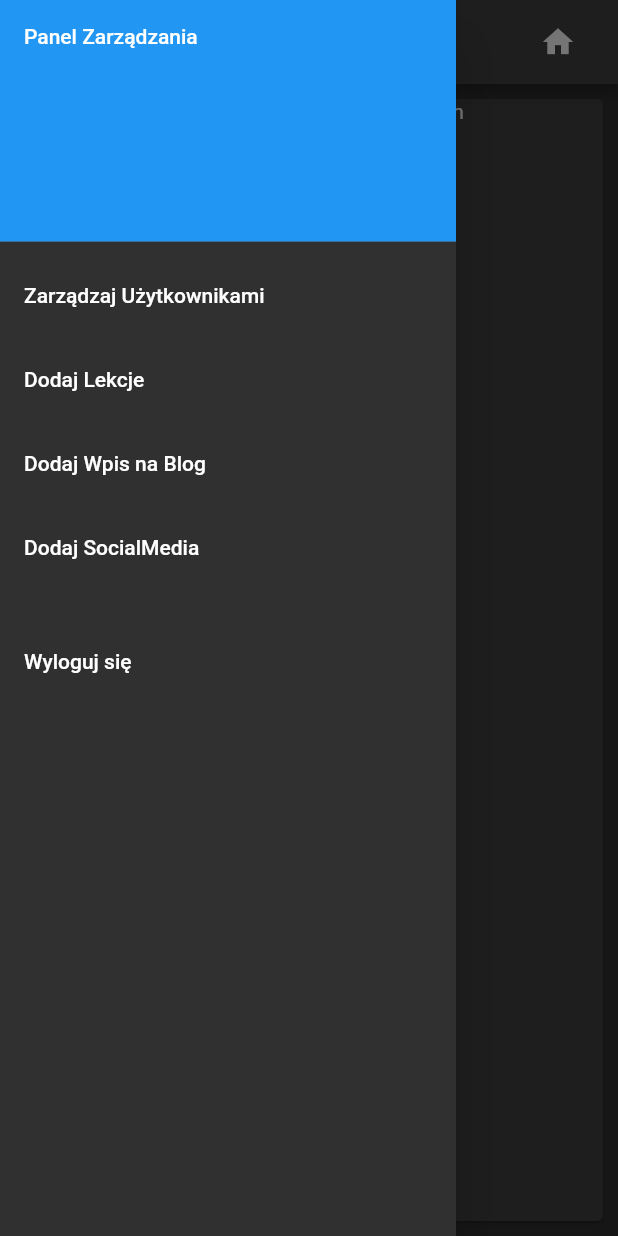
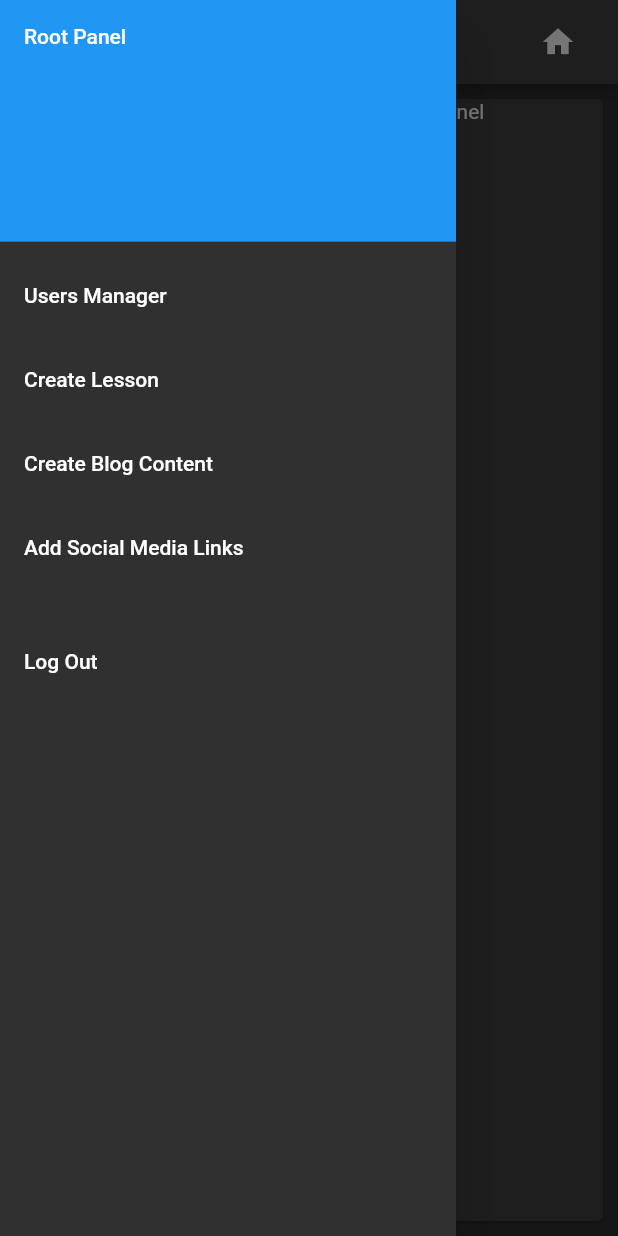
Before and after one commit to Ancyrafi/kursdemon, a Flutter app: the UserConsole screen opened directly, with the side drawer open, on a phone screen of 412 x 824 dp. Run offline on Flutter 3.47's test engine with Material 2 defaults, Android fonts, the phone set to English and light mode, and no system bars; our stand-ins replace cloud_firestore, firebase_auth, firebase_core, flutter_bloc, flutter_vector_icons, flutter_widget_from_html_core; missing offline and left inert: fwfh_webview, quill_html_editor; accounts and stored records are empty; generated files the repository leaves out were written again.

Commit message:
add multi language function

```diff
--- /dev/null
+++ b/l10n.yaml
@@ -0,0 +1,3 @@
+arb-dir: lib/l10n
+template-arb-file: app_en.arb
+output-localization-file: app_localizations.dart
--- a/lib/features/home/home.dart
+++ b/lib/features/home/home.dart
@@ -5,6 +5,7 @@ import 'package:kursdemo/features/userconsole/user_console.dart';
 import '../blog/myblog.dart';
 import '../list_lesson/list_lesson.dart';
 import '../socialmedia/socialmedia.dart';
+import 'package:flutter_gen/gen_l10n/app_localizations.dart';
 
 class HomePage extends StatelessWidget {
   HomePage({super.key});
@@ -27,7 +28,7 @@ class HomePage extends StatelessWidget {
                 },
                 icon: const Icon(Icons.menu),
               ),
-              const Text('Nazwa Kursu'),
+              Text(AppLocalizations.of(context)!.homeTitle),
               ElevatedButton(
                   style: ElevatedButton.styleFrom(
                       shape: const CircleBorder(),
--- a/lib/features/home_user/home.dart
+++ b/lib/features/home_user/home.dart
@@ -1,7 +1,7 @@
 import 'package:flutter/material.dart';
 import 'package:kursdemo/features/user_content/user_contetn.dart';
 
-
+import 'package:flutter_gen/gen_l10n/app_localizations.dart';
 
 import '../blog/myblog.dart';
 import '../list_lesson/list_lesson.dart';
@@ -28,7 +28,7 @@ class HomePageUser extends StatelessWidget {
                 },
                 icon: const Icon(Icons.menu),
               ),
-              const Text('Nazwa Kursu'),
+              Text(AppLocalizations.of(context)!.homeTitle),
               ElevatedButton(
                   style: ElevatedButton.styleFrom(
                       shape: const CircleBorder(),
--- a/lib/features/user_console_navigator/panel_of_sections/sections.dart
+++ b/lib/features/user_console_navigator/panel_of_sections/sections.dart
@@ -5,7 +5,7 @@ import 'package:fwfh_webview/fwfh_webview.dart';
 import 'package:kursdemo/features/user_console_navigator/panel_of_lesson/cubit/lesson_panel_cubit.dart';
 import 'package:kursdemo/features/user_console_navigator/panel_of_sections/cubit/panel_sections_cubit.dart';
 import 'package:kursdemo/repository/repository.dart';
-
+import 'package:flutter_gen/gen_l10n/app_localizations.dart';
 import 'package:kursdemo/widgets/title_page_container.dart';
 
 class SectionPanel extends StatelessWidget {
@@ -66,7 +66,7 @@ class SectionPanel extends StatelessWidget {
                             sectionID: sectionID, lessonID: lessonID);
                         Navigator.of(context).pop();
                       },
-                      child: const Text('Usuń sekcję'),
+                      child: Text(AppLocalizations.of(context)!.deleteButtton),
                     ),
                   ],
                 ),
--- a/lib/features/user_console_navigator/panel_of_social/panel_of_social.dart
+++ b/lib/features/user_console_navigator/panel_of_social/panel_of_social.dart
@@ -22,6 +22,7 @@ class PanelSocialMedia extends StatelessWidget {
           final linkInsta = TextEditingController();
           final linkTt = TextEditingController();
           return Column(
+            mainAxisSize: MainAxisSize.min,
             mainAxisAlignment: MainAxisAlignment.center,
             children: [
               if (state.check == true)
--- a/lib/features/userconsole/user_console.dart
+++ b/lib/features/userconsole/user_console.dart
@@ -6,6 +6,7 @@ import '../user_console_navigator/panel_of_blog/my_little_blog.dart';
 import '../user_console_navigator/panel_of_lesson/lesson_panel.dart';
 import '../user_console_navigator/panel_of_social/panel_of_social.dart';
 import '../user_console_navigator/panel_of_users/user_panel.dart';
+import 'package:flutter_gen/gen_l10n/app_localizations.dart';
 
 class UserConsole extends StatefulWidget {
   const UserConsole({super.key});
@@ -35,7 +36,7 @@ class _UserConsoleState extends State<UserConsole> {
               },
               icon: const Icon(Icons.menu),
             ),
-            const Text('Administracja'),
+            Text(AppLocalizations.of(context)!.rootPanelTitle),
             IconButton(
                 onPressed: () {
                   Navigator.of(context).pop();
@@ -48,12 +49,12 @@ class _UserConsoleState extends State<UserConsole> {
         child: ListView(
           padding: EdgeInsets.zero,
           children: <Widget>[
-            const DrawerHeader(
-              decoration: BoxDecoration(color: Colors.blue),
-              child: Text('Panel Zarządzania'),
+            DrawerHeader(
+              decoration: const BoxDecoration(color: Colors.blue),
+              child: Text(AppLocalizations.of(context)!.rootPanelRollTitle),
             ),
             ListTile(
-              title: const Text('Zarządzaj Użytkownikami'),
+              title: Text(AppLocalizations.of(context)!.rootPanelRollUser),
               onTap: () {
                 setState(() {
                   index = 1;
@@ -62,7 +63,7 @@ class _UserConsoleState extends State<UserConsole> {
               },
             ),
             ListTile(
-              title: const Text('Dodaj Lekcje'),
+              title: Text(AppLocalizations.of(context)!.rootPanelRollLesson),
               onTap: () {
                 setState(() {
                   index = 2;
@@ -71,7 +72,7 @@ class _UserConsoleState extends State<UserConsole> {
               },
             ),
             ListTile(
-              title: const Text('Dodaj Wpis na Blog'),
+              title: Text(AppLocalizations.of(context)!.rootPanelRollBlog),
               onTap: () {
                 setState(() {
                   index = 3;
@@ -80,7 +81,7 @@ class _UserConsoleState extends State<UserConsole> {
               },
             ),
             ListTile(
-              title: const Text('Dodaj SocialMedia'),
+              title: Text(AppLocalizations.of(context)!.rootPanelRollSocial),
               onTap: () {
                 setState(() {
                   index = 4;
@@ -92,7 +93,7 @@ class _UserConsoleState extends State<UserConsole> {
               height: 20,
             ),
             ListTile(
-              title: const Text('Wyloguj się'),
+              title: Text(AppLocalizations.of(context)!.rootPanelRollLogOut),
               onTap: () {
                 FirebaseAuth.instance.signOut();
                 Navigator.pushReplacement(context,
@@ -102,9 +103,15 @@ class _UserConsoleState extends State<UserConsole> {
           ],
         ),
       ),
-      body: Card(
-          margin: const EdgeInsets.all(10),
-          child: Center(child: userControlOption(index))),
+      body: Column(
+        children: [
+          Expanded(
+            child: Card(
+                margin: const EdgeInsets.all(10),
+                child: Center(child: userControlOption(index))),
+          ),
+        ],
+      ),
     );
   }
 
@@ -112,8 +119,8 @@ class _UserConsoleState extends State<UserConsole> {
     switch (index) {
       case 0:
         // Indeks Startowy
-        return const Column(children: [
-          Text('Witaj w Panelu Administracyjnym'),
+        return Column(children: [
+          Text(AppLocalizations.of(context)!.rootPanelFirstPage),
         ]);
       case 1:
         // Zarządzanie Użytkownikami
--- /dev/null
+++ b/lib/l10n/app_en.arb
@@ -0,0 +1,32 @@
+{
+  "dodajLekcje": "Add Lesson",
+  "homeTitle": "Your E-learning title",
+  "userLessonListTitle": "Lesson",
+  "rootPanelTitle": "Administration",
+  "rootPanelFirstPage": "Welcome in your administration panel",
+  "rootPanelRollTitle": "Root Panel",
+  "rootPanelRollUser": "Users Manager",
+  "rootPanelRollLesson": "Create Lesson",
+  "rootPanelRollBlog": "Create Blog Content",
+  "rootPanelRollSocial": "Add Social Media Links",
+  "rootPanelRollLogOut": "Log Out",
+  "deleteButtton": "Delete",
+  "chooseLessonButton": "Choose lesson",
+  "listLessonInfo": "Your list lesson",
+  "createBlogButton": "Add blog text",
+  "titleBlog": "type blog title",
+  "saveButton": "Save",
+  "hintBlogText": "just create your blog content here",
+  "editButton": "Edit",
+  "addBlogButton": "Add Blog",
+  "errorChooseLesson": "Do you must choose lesson",
+  "addSectionInfo": "Add Section",
+  "addSectionTitle": "type Section Title",
+  "addSectionLinkYoutube": "paste link from YouTube",
+  "addSectionLinkGoogle": "paste link from Google Drive",
+  "sectionErrorMessage": "You can only paste one link, from YouTube or Google Drive ",
+  "sectionErrorMessage2": "The title of section is required, please add title",
+  "lessonInfo": "Create Lesson",
+  "lessonAddTitle": "type Lesson Title here..",
+  "errorLesson": "Sorry, but lesson title is required"
+}
--- a/pubspec.yaml
+++ b/pubspec.yaml
@@ -28,6 +28,9 @@ dependencies:
   quill_html_editor: ^2.1.9
   flutter_widget_from_html_core: ^0.10.1
   fwfh_webview: ^0.7.0
+  flutter_localizations:
+    sdk: flutter
+  intl: ^0.18.0
 
 
 
@@ -51,3 +54,4 @@ flutter:
 
 
   uses-material-design: true
+  generate: true
```
Also changed, not shown: lib/features/user_console_navigator/panel_of_blog/my_little_blog.dart (+7 -7 lines), lib/features/user_console_navigator/panel_of_lesson/lesson_panel.dart (+47 -44 lines), lib/features/user_content/user_contetn.dart (+12 -7 lines), lib/l10n/app_pl.arb (added, +33 -0 lines), lib/main.dart (+13 -0 lines), pubspec.lock.
